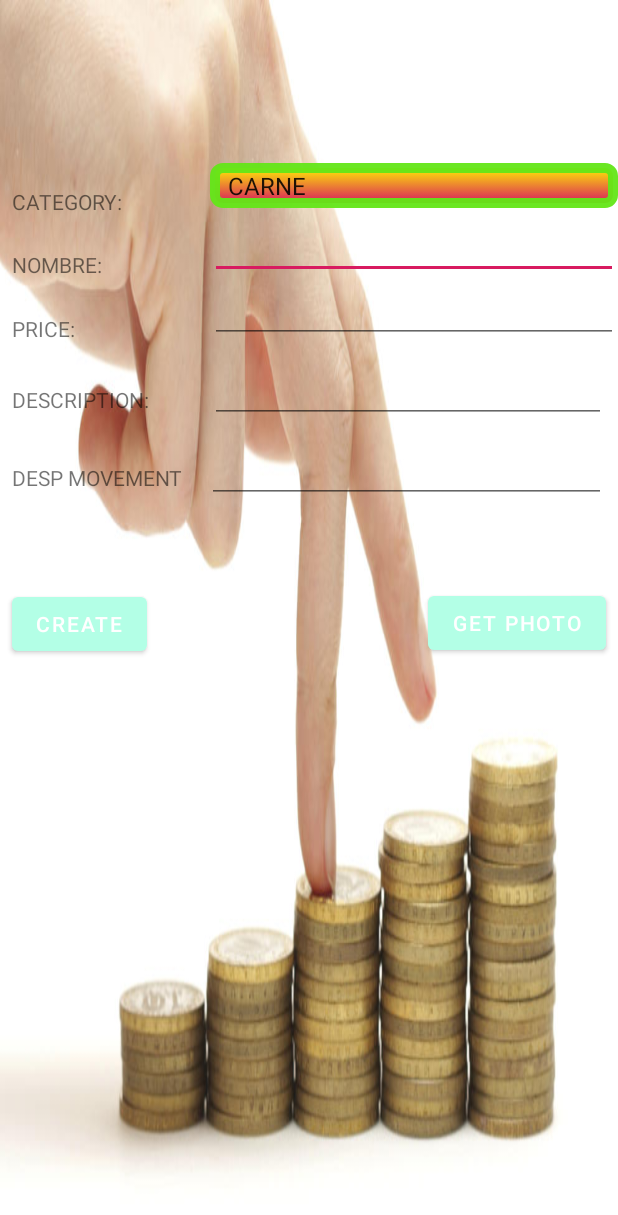
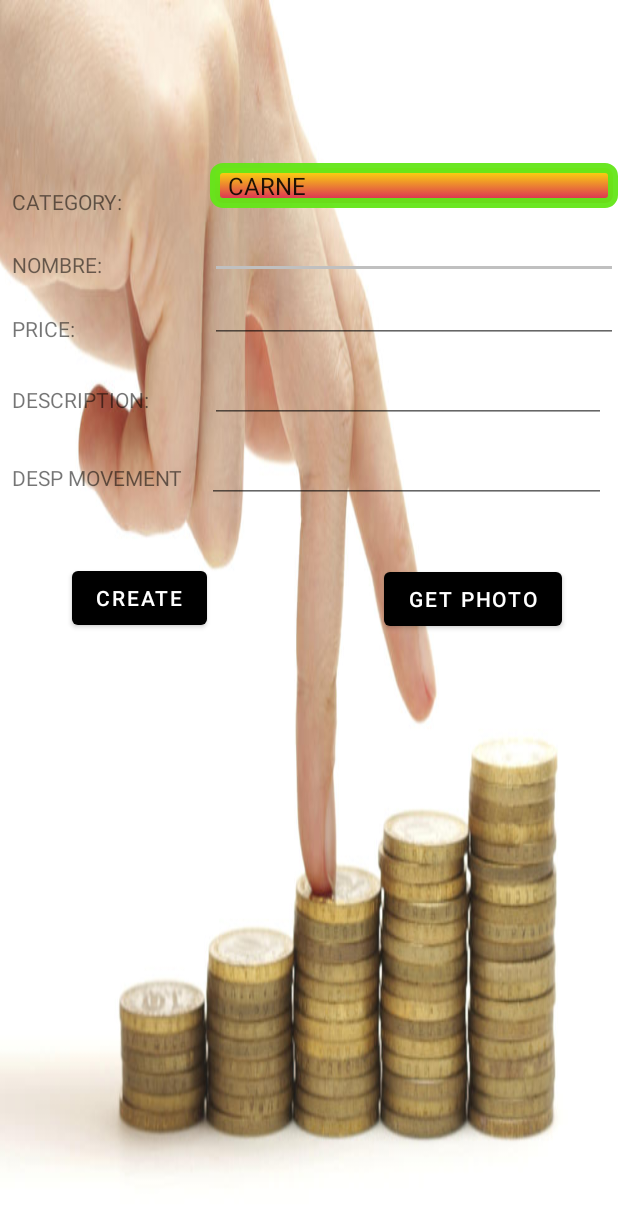
Before and after one commit to Azo2013Github/controlgastos, an Android app: the fragment FormularioFragment shown on its own in the app's theme, on a phone screen of 412 x 824 dp. Shown: the top 1215 px of the screen. Run offline under Robolectric (Android 15) with nearby library versions, the phone set to English and light mode, and no system bars.

Commit message:
funciona el editing gasto

```diff
--- a/app/src/main/java/com/pgrsoft/controlgastos/fragment/FormularioFragment.java
+++ b/app/src/main/java/com/pgrsoft/controlgastos/fragment/FormularioFragment.java
@@ -267,6 +267,8 @@ public class FormularioFragment extends Fragment implements View.OnClickListener
                 imageView.setImageResource(R.drawable.ic_fruta);
                 valorImage = 12;
                 break;
+
+            default: imageView.setImageResource(R.drawable.brocoli);
         }
 
         return valorImage;
--- a/app/src/main/res/layout/activity_main.xml
+++ b/app/src/main/res/layout/activity_main.xml
@@ -24,7 +24,7 @@
         android:layout_width="match_parent"
         android:layout_height="wrap_content"
         android:layout_below="@+id/idToolbar"
-        android:background="?attr/colorPrimary"
+        android:background="?attr/colorAccent"
         android:elevation="6dp"
         android:layout_marginTop="1dp"
         app:tabSelectedTextColor="@color/colorPrimaryDark"
--- a/app/src/main/res/layout/fragment_formulario.xml
+++ b/app/src/main/res/layout/fragment_formulario.xml
@@ -63,7 +63,7 @@
         android:layout_width="wrap_content"
         android:layout_height="wrap_content"
         android:orientation="horizontal"
-        app:layout_constraintGuide_begin="439dp" />
+        app:layout_constraintGuide_begin="471dp" />
 
     <androidx.constraintlayout.widget.Guideline
         android:id="@+id/guideline26"
@@ -248,12 +248,12 @@
         android:layout_height="wrap_content"
         android:layout_marginStart="8dp"
         android:layout_marginLeft="8dp"
-        android:layout_marginTop="56dp"
+        android:layout_marginTop="40dp"
         android:layout_marginEnd="8dp"
         android:layout_marginRight="8dp"
         android:text="@string/get_photo"
         app:layout_constraintEnd_toEndOf="parent"
-        app:layout_constraintHorizontal_bias="1.0"
+        app:layout_constraintHorizontal_bias="0.797"
         app:layout_constraintStart_toStartOf="@+id/guideline26"
         app:layout_constraintTop_toBottomOf="@+id/idDesMovimiento" />
 
@@ -261,16 +261,14 @@
         android:id="@+id/idBtnAdd"
         android:layout_width="wrap_content"
         android:layout_height="wrap_content"
-        android:layout_marginStart="8dp"
-        android:layout_marginLeft="8dp"
-        android:layout_marginTop="64dp"
-        android:layout_marginEnd="8dp"
-        android:layout_marginRight="8dp"
+        android:layout_marginStart="48dp"
+        android:layout_marginLeft="48dp"
+        android:layout_marginBottom="8dp"
         android:text="@string/create"
-        app:layout_constraintEnd_toStartOf="@+id/guideline26"
-        app:layout_constraintHorizontal_bias="0.0"
+        app:layout_constraintBottom_toTopOf="@+id/guideline27"
         app:layout_constraintStart_toStartOf="parent"
-        app:layout_constraintTop_toBottomOf="@+id/textView21" />
+        app:layout_constraintTop_toTopOf="@+id/guideline24"
+        app:layout_constraintVertical_bias="0.493" />
 
 
 </androidx.constraintlayout.widget.ConstraintLayout>
--- a/app/src/main/res/layout/fragment_listado_detalle.xml
+++ b/app/src/main/res/layout/fragment_listado_detalle.xml
@@ -235,9 +235,9 @@
         android:id="@+id/idBtnEdit"
         android:layout_width="wrap_content"
         android:layout_height="wrap_content"
-        android:layout_marginTop="8dp"
-        android:layout_marginEnd="136dp"
-        android:layout_marginRight="136dp"
+        android:layout_marginTop="20dp"
+        android:layout_marginEnd="160dp"
+        android:layout_marginRight="160dp"
         android:text="@string/edit"
         app:layout_constraintEnd_toEndOf="parent"
         app:layout_constraintTop_toTopOf="@+id/guideline15" />
--- a/app/src/main/res/values/colors.xml
+++ b/app/src/main/res/values/colors.xml
@@ -1,6 +1,6 @@
 <?xml version="1.0" encoding="utf-8"?>
 <resources>
-    <color name="colorPrimary">#b3ffe6</color>
+    <color name="colorPrimary">#000000</color>
         <!--#66ffcc</color>-->
     <color name="colorPrimaryDark">#00574B</color>
     <color name="colorAccent">#D81B60</color>
@@ -10,5 +10,7 @@
     <color name="blue">#ccffff</color>
     <color name="beige">#F2F2F2</color>
     <color name="silver">#C0C0C0</color>
+    <color name="blueFonce">#00bfff</color>
+    <color name="brown">#A52A2A</color>
 
 </resources>
--- a/app/src/main/res/values/styles.xml
+++ b/app/src/main/res/values/styles.xml
@@ -6,7 +6,7 @@
     <style name="AppTheme" parent="Theme.MaterialComponents.Light.NoActionBar">
         <item name="colorPrimary">@color/colorPrimary</item>
         <item name="colorPrimaryDark">@color/colorPrimaryDark</item>
-        <item name="colorAccent">@color/colorAccent</item>
+        <item name="colorAccent">@color/silver</item>
         <item name="android:windowActionBar">false</item>
 
     </style>
```
Also changed, not shown: app/src/main/java/com/pgrsoft/controlgastos/adaptador/ListAdapters.java (+12 -6 lines), app/src/main/java/com/pgrsoft/controlgastos/fragment/ListadoDetalleFragment.java (+6 -28 lines), app/src/main/java/com/pgrsoft/controlgastos/fragment/UpdateFragment.java (deleted, +0 -33 lines), app/src/main/java/com/pgrsoft/controlgastos/sqlite/DataBaseHelper.java (+11 -10 lines), app/src/main/res/layout/fragment_update.xml (deleted, +0 -14 lines), app/src/main/res/layout/row_recyclerview.xml (+6 -6 lines), app/src/main/res/drawable/brocoli.jpg (added).
